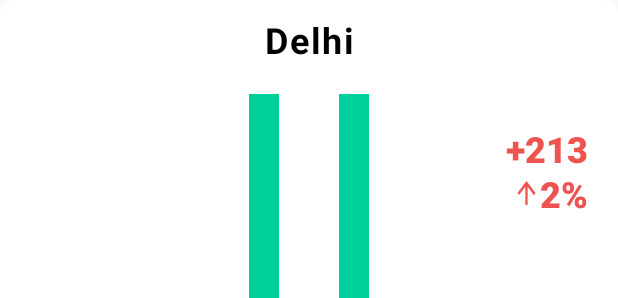
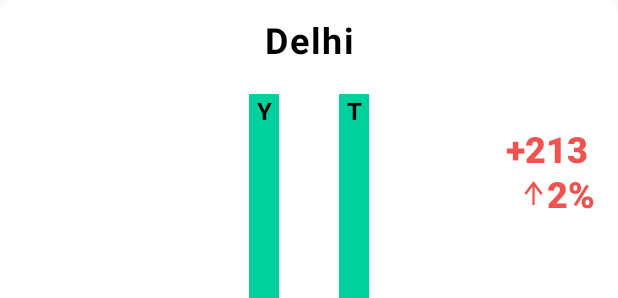
Before and after one commit to Kushal-Gera/CoronaUpdates, an Android app: the layout dialog.xml on its own in the app's theme, with its tools: preview values and no code run, on a phone screen of 412 x 824 dp. Shown: the top 298 px of the screen. Run offline under Robolectric (Android 15) with nearby library versions, the phone set to English and light mode, and no system bars; network calls fail.

```diff
--- a/app/src/main/java/kushal/application/covaupdates/My_adapter_Inter.kt
+++ b/app/src/main/java/kushal/application/covaupdates/My_adapter_Inter.kt
@@ -5,7 +5,6 @@ import android.app.Dialog
 import android.content.Context
 import android.graphics.Color
 import android.graphics.drawable.ColorDrawable
-import android.text.format.DateFormat
 import android.view.LayoutInflater
 import android.view.ViewGroup
 import androidx.core.content.ContextCompat
@@ -34,15 +33,16 @@ class My_adapter_Inter(val myContext: Context, val list: MutableList<Country>) :
         return My_viewHolder(view)
     }
 
+    @SuppressLint("SetTextI18n")
     override fun onBindViewHolder(holder: My_viewHolder, position: Int) {
 
         holder.firstLetter.background = ContextCompat.getDrawable(myContext, backG[position % 5])
-        val s = list[position].date.toString().substring(0,10)
+        val s = list[position].date.replace("T", " ").replace("Z", " ").trim()
 
         holder.title.text = list[position].country.toString().trim()
         holder.firstLetter.text = list[position].country.toString().trim()
         holder.totalInfected.text = list[position].totalConfirmed.toString()
-        holder.date.text = s
+        holder.date.text = s.subSequence(0, 10)
 
         holder.itemView.setOnClickListener {
             val d = Dialog(myContext)
--- a/app/src/main/res/layout/dialog.xml
+++ b/app/src/main/res/layout/dialog.xml
@@ -40,23 +40,42 @@
                 android:orientation="horizontal"
                 tools:ignore="UselessParent">
 
-                <View
+                <TextView
                     android:id="@+id/bar_before"
                     android:layout_width="20dp"
                     android:layout_height="200dp"
-                    android:layout_gravity="bottom"
                     android:layout_marginStart="20dp"
                     android:layout_marginEnd="20dp"
-                    android:background="@color/green" />
+                    android:background="@color/green"
+                    android:gravity="top|center_horizontal"
+                    android:text="Y"
+                    android:textColor="@color/black"
+                    android:textSize="16dp"
+                    android:textStyle="bold"
+                    tools:ignore="SpUsage" />
 
-                <View
+                <TextView
                     android:id="@+id/bar_now"
                     android:layout_width="20dp"
                     android:layout_height="200dp"
-                    android:layout_gravity="bottom"
                     android:layout_marginStart="20dp"
                     android:layout_marginEnd="20dp"
-                    android:background="@color/green" />
+                    android:background="@color/green"
+                    android:gravity="top|center_horizontal"
+                    android:text="T"
+                    android:textColor="@color/black"
+                    android:textSize="16dp"
+                    android:textStyle="bold"
+                    tools:ignore="SpUsage" />
+
+                <!--                <View-->
+                <!--                    android:id="@+id/bar_now"-->
+                <!--                    android:layout_width="20dp"-->
+                <!--                    android:layout_height="200dp"-->
+                <!--                    android:layout_gravity="bottom"-->
+                <!--                    android:layout_marginStart="20dp"-->
+                <!--                    android:layout_marginEnd="20dp"-->
+                <!--                    android:background="@color/green" />-->
 
             </LinearLayout>
 
@@ -89,7 +108,7 @@
                 android:layout_alignParentTop="true"
                 android:layout_alignParentEnd="true"
                 android:layout_marginTop="50dp"
-                android:layout_marginEnd="20dp"
+                android:layout_marginEnd="15dp"
                 android:drawableStart="@drawable/ic_arrow_upward_black_24dp"
                 android:fontFamily="sans-serif-medium"
                 android:maxLength="5"
```
Also changed, not shown: app/src/main/java/kushal/application/covaupdates/Delta.java (deleted, +0 -31 lines), app/src/main/java/kushal/application/covaupdates/My_adapter.kt (+4 -5 lines), app/src/main/java/kushal/application/covaupdates/Statewise.java (+6 -6 lines).
